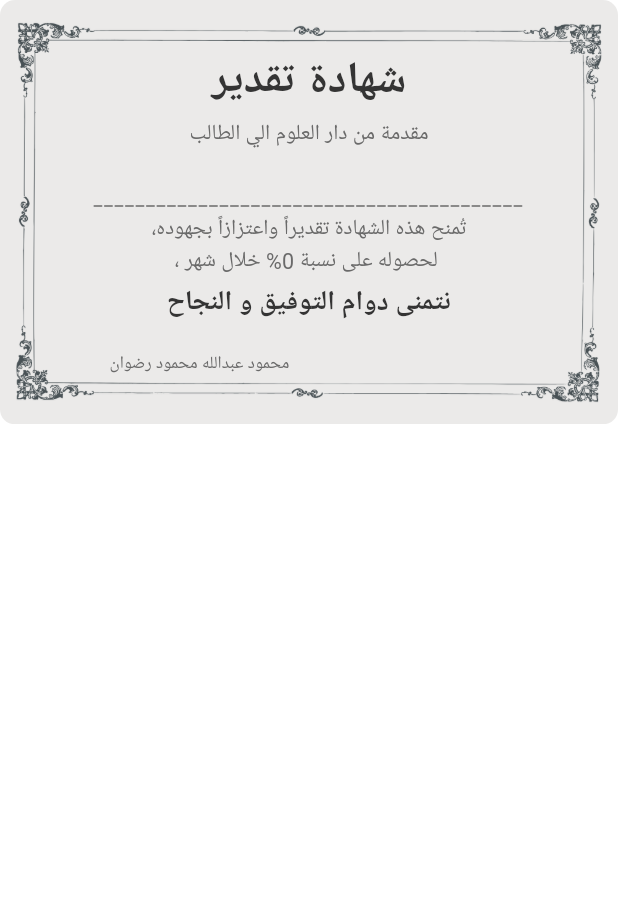
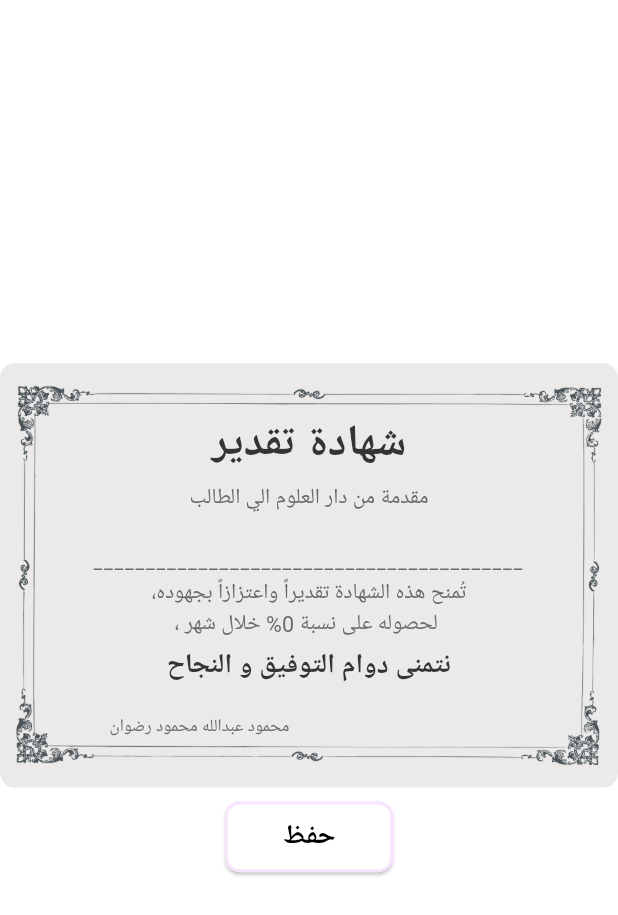
Before and after one commit to nouramer725/Dar-El-3loom-App, a Flutter app: the CertificateScreen widget shown alone on an empty page, opened directly with empty values, on a phone screen of 412 x 824 dp. Shown: the top 915 px of the screen. Run offline on Flutter 3.47's test engine with Material 3 defaults, Android fonts, the light colour scheme and no system bars; drawn by our look-alikes of dotted_line; our stand-ins replace curved_navigation_bar, dio, fluttertoast, google_fonts, image_picker, shared_preferences; missing offline and left inert: flutter_inner_shadow; accounts and stored records are empty; network calls fail; Roboto replaces fonts that are missing (Castoro, Catamaran, Gulzar).

Commit message:
tarer done with data

```diff
--- a/lib/home/containers_contents/Certificates/certificate_screen.dart
+++ b/lib/home/containers_contents/Certificates/certificate_screen.dart
@@ -1,17 +1,18 @@
+import 'dart:ui';
 import 'package:dar_el_3loom/utils/app_colors.dart';
 import 'package:dar_el_3loom/utils/responsive.dart';
 import 'package:dotted_line/dotted_line.dart';
 import 'package:flutter/material.dart';
 import 'package:google_fonts/google_fonts.dart';
+import '../../../utils/app_assets.dart';
+import '../../../utils/app_text.dart';
+import '../../../widgets/custom_elevated_button_widget.dart';
 
-import '../../../utils/app_assets.dart';
-
-class CertificateScreen extends StatelessWidget {
+class CertificateScreen extends StatefulWidget {
   final String studentName;
   final int percent;
-  final String  month;
+  final String month;
   final String date;
-
 
   const CertificateScreen({
     super.key,
@@ -22,8 +23,18 @@ class CertificateScreen extends StatelessWidget {
   });
 
   @override
+  State<CertificateScreen> createState() => _CertificateScreenState();
+}
+
+class _CertificateScreenState extends State<CertificateScreen> {
+  @override
   Widget build(BuildContext context) {
-    return Container(
+    return Column(
+      spacing: h(10),
+      mainAxisAlignment: MainAxisAlignment.center,
+      crossAxisAlignment: CrossAxisAlignment.center,
+      children: [
+        Container(
           width: double.infinity,
           clipBehavior: Clip.antiAlias,
           height: h(320),
@@ -55,7 +66,7 @@ class CertificateScreen extends StatelessWidget {
                 ),
               ),
               Text(
-            studentName,
+                widget.studentName,
                 style: GoogleFonts.catamaran(
                   color: AppColors.contentCertificate,
                   fontSize: sp(20),
@@ -72,7 +83,7 @@ class CertificateScreen extends StatelessWidget {
               ),
               Text(
                 "تُمنح هذه الشهادة تقديراً واعتزازاً بجهوده، \n "
-            "لحصوله على نسبة ${percent}% خلال شهر ${month}،",
+                "لحصوله على نسبة ${widget.percent}% خلال شهر ${widget.month}،",
                 textAlign: TextAlign.center,
                 style: GoogleFonts.catamaran(
                   color: AppColors.contentCertificate,
@@ -81,20 +92,18 @@ class CertificateScreen extends StatelessWidget {
               ),
               Text(
                 "نتمنى دوام التوفيق و النجاح",
-            style: GoogleFonts.romanesco(
+                style: GoogleFonts.catamaran(
                   color: AppColors.titleCertificate,
                   fontSize: sp(19),
                   fontWeight: FontWeight.bold,
                 ),
               ),
-          SizedBox(
-            height: h(10),
-          ),
+              SizedBox(height: h(10)),
               Row(
                 mainAxisAlignment: MainAxisAlignment.spaceAround,
                 children: [
                   Text(
-                date,
+                    widget.date,
                     textAlign: TextAlign.center,
                     style: GoogleFonts.catamaran(
                       color: AppColors.contentCertificate,
@@ -113,6 +122,21 @@ class CertificateScreen extends StatelessWidget {
               ),
             ],
           ),
+        ),
+        CustomElevatedButtonWidget(
+          sideColor: AppColors.container5Color,
+          textStyle: AppText.boldText(
+            color: AppColors.blackColor,
+            fontSize: sp(20),
+          ),
+          text: "حفظ",
+          padding: WidgetStateProperty.all(
+            EdgeInsets.symmetric(horizontal: w(40), vertical: h(12)),
+          ),
+          colorContainer: AppColors.whiteColor,
+          onPressed: () {},
+        ),
+      ],
     );
   }
 }
```
Also changed, not shown: lib/home/containers_contents/Certificates/taqarer_table_widget.dart (+22 -6 lines), lib/home/tabs/home_tab/home_tab.dart (+71 -71 lines), 1 other file. Lines whose indentation alone changed are shown as unchanged.
